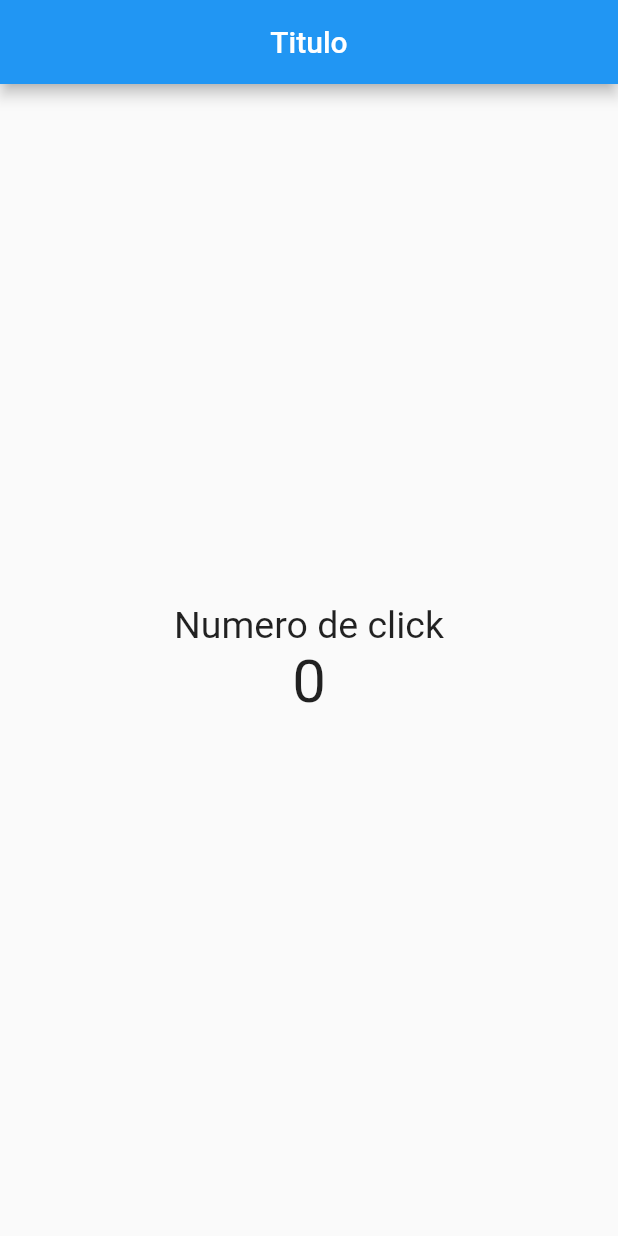
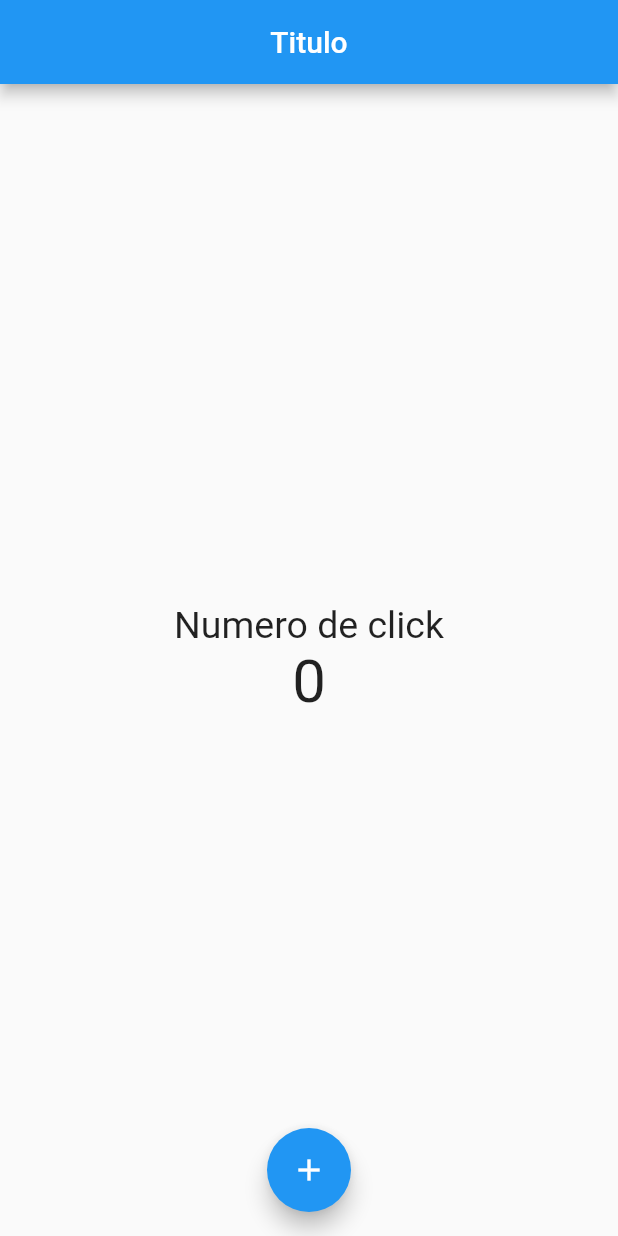
Before and after one commit to velfin13/hola_mundo_flutter, a Flutter app: the screen it shows after launch, on a phone screen of 412 x 824 dp. Run offline on Flutter 3.47's test engine with Material 2 defaults, Android fonts, the light colour scheme and no system bars.

Commit message:
tarea de mover el boton

```diff
--- a/lib/src/pages/home_page.dart
+++ b/lib/src/pages/home_page.dart
@@ -23,6 +23,14 @@ class HomePage extends StatelessWidget {
           )
         ],
       )),
+      floatingActionButton: FloatingActionButton(
+        onPressed: () {
+          // ignore: avoid_print
+          print("hola mundo");
+        },
+        child: const Icon(Icons.add),
+      ),
+      floatingActionButtonLocation: FloatingActionButtonLocation.centerFloat,
     );
   }
 }
```
